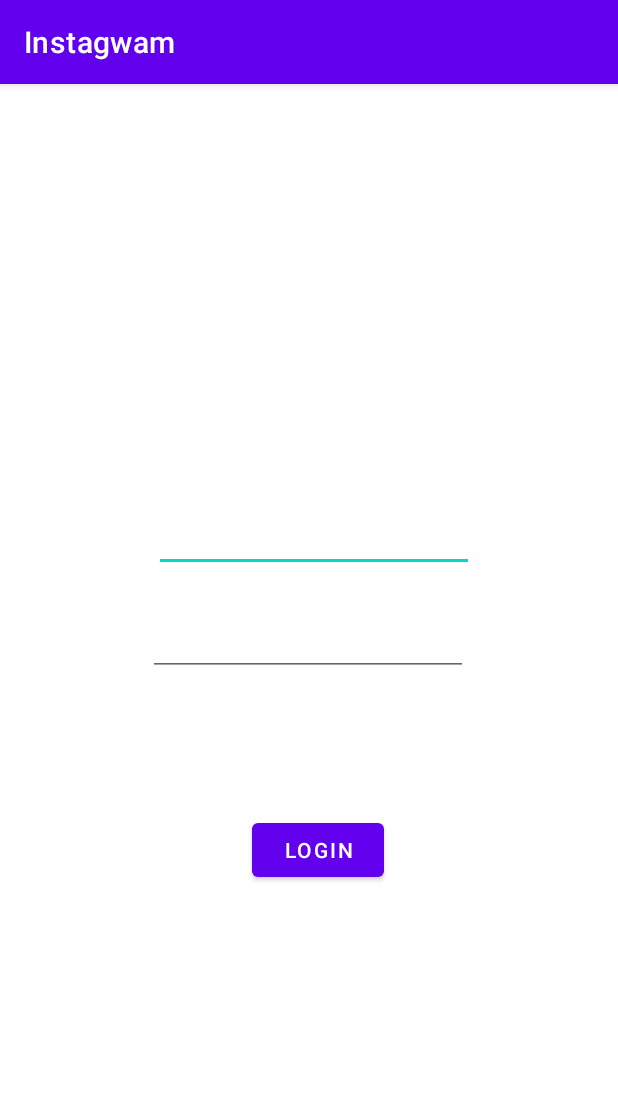
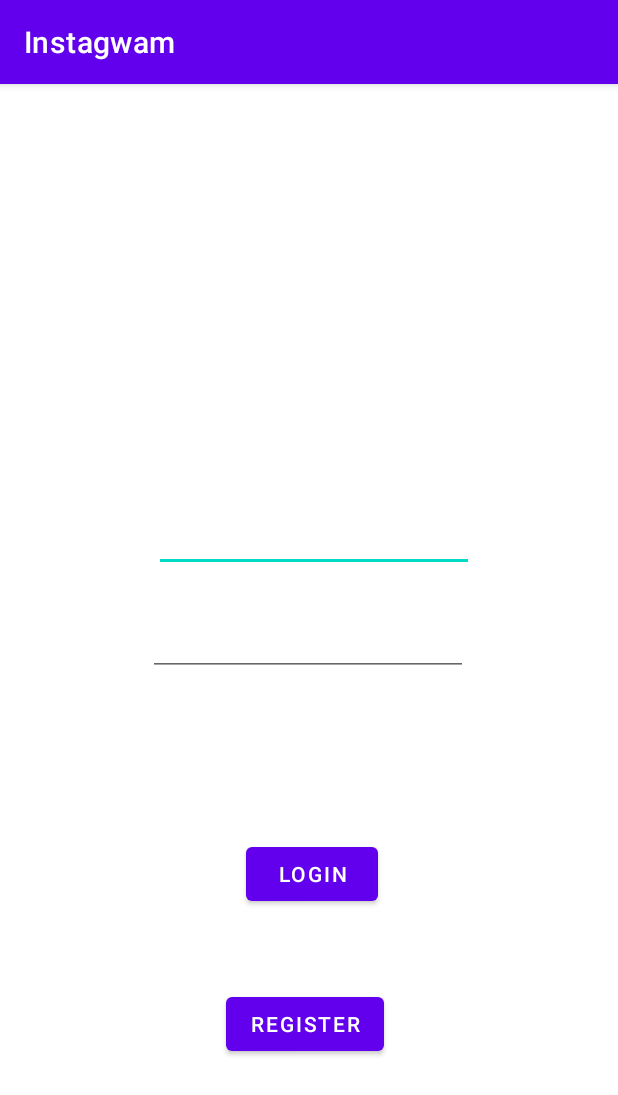
Before and after one commit to jackviel/MU-Instagram, an Android app: the screen it shows after launch (LoginScreenActivity), on a phone screen of 412 x 824 dp. Shown: the top 1095 px of the screen. Run offline under Robolectric (Android 15) with nearby library versions, the phone set to English and light mode, and no system bars; libraries missing offline, so code that uses them is left out: com.parse; 3 statements that could not run were skipped.

Commit message:
final core fixes

```diff
--- a/app/src/main/java/com/example/instagwam/LoginScreenActivity.java
+++ b/app/src/main/java/com/example/instagwam/LoginScreenActivity.java
@@ -13,6 +13,7 @@ import android.widget.Toast;
 import com.parse.LogInCallback;
 import com.parse.ParseException;
 import com.parse.ParseUser;
+import com.parse.SaveCallback;
 
 public class LoginScreenActivity extends AppCompatActivity {
 
@@ -21,6 +22,7 @@ public class LoginScreenActivity extends AppCompatActivity {
     private EditText etUsername;
     private EditText etpPassword;
     private Button bLogin;
+    private Button bRegister;
 
     @Override
     protected void onCreate(Bundle savedInstanceState) {
@@ -33,6 +35,7 @@ public class LoginScreenActivity extends AppCompatActivity {
         etUsername = findViewById(R.id.etUsername);
         etpPassword = findViewById(R.id.etpPassword);
         bLogin = findViewById(R.id.bLogin);
+        bRegister = findViewById(R.id.bRegister);
 
         bLogin.setOnClickListener(new View.OnClickListener(){
 
@@ -60,6 +63,66 @@ public class LoginScreenActivity extends AppCompatActivity {
                 });
             }
         });
+
+        bRegister.setOnClickListener(new View.OnClickListener(){
+
+            @Override
+            public void onClick(View v) {
+                Log.i(TAG, "onClick Signup Button");
+                String username = etUsername.getText().toString();
+                String password = etpPassword.getText().toString();
+                if(username.isEmpty()){
+                    Toast.makeText(LoginScreenActivity.this, "Username can't be empty", Toast.LENGTH_SHORT).show();
+                    return;
+                }
+                if (password.isEmpty()){
+                    Toast.makeText(LoginScreenActivity.this, "Password can't be empty", Toast.LENGTH_SHORT).show();
+                    return;
+                }
+                try {
+                    createUser(username, password);
+                } catch (ParseException e) {
+                    e.printStackTrace();
+                }
+                ParseUser.logInInBackground(username, password, new LogInCallback() {
+                    @Override
+                    public void done(ParseUser user, ParseException e) {
+                        if (e != null){
+                            Log.e(TAG, "Issue logging in", e);
+                            Toast.makeText(LoginScreenActivity.this, "Issue logging in", Toast.LENGTH_SHORT);
+
+                            return;
+                        }
+                        Intent i = new Intent(LoginScreenActivity.this, FeedActivity.class);
+                        startActivity(i);
+                        finish();
+                        Toast.makeText(LoginScreenActivity.this, "Logged in", Toast.LENGTH_SHORT);
+                    }
+                });
+            }
+        });
+
+    }
+
+    private void createUser(String username, String password) throws ParseException {
+        ParseUser user = new ParseUser();
+        user.setUsername(username);
+        user.setPassword(password);
+        user.signUp();
+
+
+        user.saveInBackground(new SaveCallback() {
+            @Override
+            public void done(ParseException e) {
+                if (e != null){
+                    Log.e(TAG, "Error saving user", e);
+                    Toast.makeText(LoginScreenActivity.this, "Error creating account", Toast.LENGTH_SHORT).show();
+                }
+                Log.i(TAG, "Account Creation was successful!");
+                etUsername.setText("");
+                etpPassword.setText("");
+            }
+        });
     }
 
     private void goMainActivity() {
--- a/app/src/main/res/layout/activity_login_screen.xml
+++ b/app/src/main/res/layout/activity_login_screen.xml
@@ -32,9 +32,19 @@
         android:id="@+id/bLogin"
         android:layout_width="wrap_content"
         android:layout_height="wrap_content"
-        android:layout_marginTop="92dp"
-        android:layout_marginEnd="156dp"
+        android:layout_marginTop="108dp"
+        android:layout_marginEnd="160dp"
         android:text="Login"
         app:layout_constraintEnd_toEndOf="parent"
         app:layout_constraintTop_toBottomOf="@+id/etpPassword" />
+
+    <Button
+        android:id="@+id/bRegister"
+        android:layout_width="wrap_content"
+        android:layout_height="wrap_content"
+        android:layout_marginTop="52dp"
+        android:layout_marginEnd="156dp"
+        android:text="Register"
+        app:layout_constraintEnd_toEndOf="parent"
+        app:layout_constraintTop_toBottomOf="@+id/bLogin" />
 </androidx.constraintlayout.widget.ConstraintLayout>
```
Also changed, not shown: app/src/main/AndroidManifest.xml (+4 -4 lines), app/src/main/java/com/example/instagwam/Post.java (+0 -11 lines), app/src/main/java/com/example/instagwam/PostDetailsActivity.java (+41 -0 lines), app/src/main/res/layout/activity_post_details.xml (+21 -8 lines).
